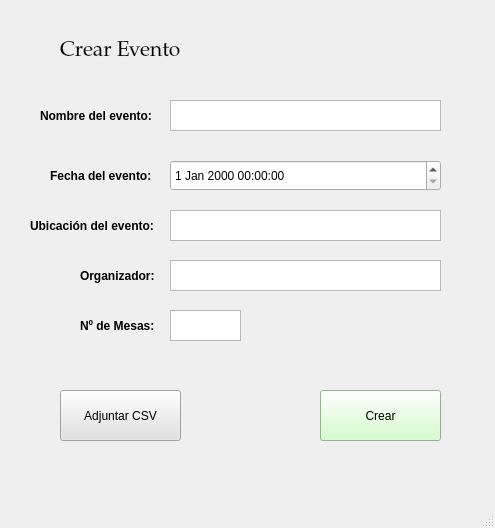
This is src/ui/CrearEvento.ui in IvanJesusCorbalanPascual/Gestor-de-Eventos as Qt 5 draws it before an edit. The edited form follows.
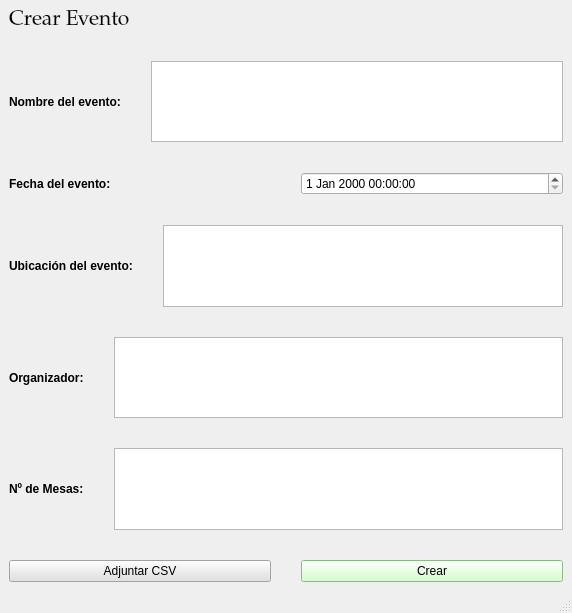
This is the edited form.

What changed in the file:
```diff
--- a/src/ui/CrearEvento.ui
+++ b/src/ui/CrearEvento.ui
@@ -6,8 +6,8 @@
    <rect>
     <x>0</x>
     <y>0</y>
-    <width>495</width>
-    <height>528</height>
+    <width>572</width>
+    <height>613</height>
    </rect>
   </property>
   <property name="windowTitle">
@@ -17,15 +17,12 @@
    <bool>false</bool>
   </property>
   <widget class="QWidget" name="centralwidget">
-   <widget class="QLabel" name="label_13">
-    <property name="geometry">
-     <rect>
-      <x>60</x>
-      <y>30</y>
-      <width>161</width>
-      <height>41</height>
-     </rect>
+   <layout class="QVBoxLayout" name="verticalLayout" stretch="0,0,0,0,0,0,0">
+    <property name="spacing">
+     <number>30</number>
     </property>
+    <item>
+     <widget class="QLabel" name="lblCrearEvento">
     <property name="font">
      <font>
       <family>Palatino Linotype</family>
@@ -36,73 +33,11 @@
      <string>Crear Evento</string>
     </property>
    </widget>
-   <widget class="QTextEdit" name="textEdit">
-    <property name="geometry">
-     <rect>
-      <x>170</x>
-      <y>100</y>
-      <width>271</width>
-      <height>31</height>
-     </rect>
-    </property>
-    <property name="placeholderText">
-     <string/>
-    </property>
-   </widget>
-   <widget class="QTextEdit" name="textEdit_3">
-    <property name="geometry">
-     <rect>
-      <x>170</x>
-      <y>210</y>
-      <width>271</width>
-      <height>31</height>
-     </rect>
-    </property>
-    <property name="placeholderText">
-     <string/>
-    </property>
-   </widget>
-   <widget class="QTextEdit" name="textEdit_4">
-    <property name="geometry">
-     <rect>
-      <x>170</x>
-      <y>260</y>
-      <width>271</width>
-      <height>31</height>
-     </rect>
-    </property>
-    <property name="placeholderText">
-     <string/>
-    </property>
-   </widget>
-   <widget class="QLabel" name="label">
-    <property name="geometry">
-     <rect>
-      <x>80</x>
-      <y>260</y>
-      <width>91</width>
-      <height>31</height>
-     </rect>
-    </property>
-    <property name="font">
-     <font>
-      <weight>75</weight>
-      <bold>true</bold>
-     </font>
-    </property>
-    <property name="text">
-     <string>Organizador:</string>
-    </property>
-   </widget>
+    </item>
+    <item>
+     <layout class="QHBoxLayout" name="horizontalLayout">
+      <item>
    <widget class="QLabel" name="label_2">
-    <property name="geometry">
-     <rect>
-      <x>40</x>
-      <y>100</y>
-      <width>131</width>
-      <height>31</height>
-     </rect>
-    </property>
     <property name="font">
      <font>
       <weight>75</weight>
@@ -113,25 +48,20 @@
      <string>Nombre del evento:</string>
     </property>
    </widget>
-   <widget class="QDateTimeEdit" name="dateTimeEdit">
-    <property name="geometry">
-     <rect>
-      <x>170</x>
-      <y>160</y>
-      <width>271</width>
-      <height>31</height>
-     </rect>
-    </property>
-   </widget>
+      </item>
+      <item>
+       <widget class="QTextEdit" name="txtNomobreEvento">
+        <property name="placeholderText">
+         <string/>
+        </property>
+       </widget>
+      </item>
+     </layout>
+    </item>
+    <item>
+     <layout class="QHBoxLayout" name="horizontalLayout_2">
+      <item>
    <widget class="QLabel" name="label_3">
-    <property name="geometry">
-     <rect>
-      <x>50</x>
-      <y>160</y>
-      <width>121</width>
-      <height>31</height>
-     </rect>
-    </property>
     <property name="font">
      <font>
       <weight>75</weight>
@@ -142,15 +72,16 @@
      <string>Fecha del evento:</string>
     </property>
    </widget>
+      </item>
+      <item>
+       <widget class="QDateTimeEdit" name="dateFechaEvento"/>
+      </item>
+     </layout>
+    </item>
+    <item>
+     <layout class="QHBoxLayout" name="horizontalLayout_3">
+      <item>
    <widget class="QLabel" name="label_4">
-    <property name="geometry">
-     <rect>
-      <x>30</x>
-      <y>210</y>
-      <width>141</width>
-      <height>31</height>
-     </rect>
-    </property>
     <property name="font">
      <font>
       <weight>75</weight>
@@ -161,15 +92,44 @@
      <string>Ubicación del evento:</string>
     </property>
    </widget>
+      </item>
+      <item>
+       <widget class="QTextEdit" name="txtUbicacion">
+        <property name="placeholderText">
+         <string/>
+        </property>
+       </widget>
+      </item>
+     </layout>
+    </item>
+    <item>
+     <layout class="QHBoxLayout" name="horizontalLayout_4">
+      <item>
+       <widget class="QLabel" name="label">
+        <property name="font">
+         <font>
+          <weight>75</weight>
+          <bold>true</bold>
+         </font>
+        </property>
+        <property name="text">
+         <string>Organizador:</string>
+        </property>
+       </widget>
+      </item>
+      <item>
+       <widget class="QTextEdit" name="txtOrganizador">
+        <property name="placeholderText">
+         <string/>
+        </property>
+       </widget>
+      </item>
+     </layout>
+    </item>
+    <item>
+     <layout class="QHBoxLayout" name="horizontalLayout_5">
+      <item>
    <widget class="QLabel" name="label_5">
-    <property name="geometry">
-     <rect>
-      <x>80</x>
-      <y>310</y>
-      <width>91</width>
-      <height>31</height>
-     </rect>
-    </property>
     <property name="font">
      <font>
       <weight>75</weight>
@@ -180,46 +140,20 @@
      <string>Nº de Mesas:</string>
     </property>
    </widget>
-   <widget class="QTextEdit" name="textEdit_5">
-    <property name="geometry">
-     <rect>
-      <x>170</x>
-      <y>310</y>
-      <width>71</width>
-      <height>31</height>
-     </rect>
-    </property>
+      </item>
+      <item>
+       <widget class="QTextEdit" name="txtNumMesas">
     <property name="placeholderText">
      <string/>
     </property>
    </widget>
-   <widget class="QPushButton" name="pushButton">
-    <property name="geometry">
-     <rect>
-      <x>320</x>
-      <y>390</y>
-      <width>121</width>
-      <height>51</height>
-     </rect>
-    </property>
-    <property name="styleSheet">
-     <string notr="true">QWidget {
-    background-color: rgb(200, 255, 190); /* Un verde muy pálido, casi menta */
-}</string>
-    </property>
-    <property name="text">
-     <string>Crear</string>
-    </property>
-   </widget>
-   <widget class="QPushButton" name="pushButton_2">
-    <property name="geometry">
-     <rect>
-      <x>60</x>
-      <y>390</y>
-      <width>121</width>
-      <height>51</height>
-     </rect>
-    </property>
+      </item>
+     </layout>
+    </item>
+    <item>
+     <layout class="QHBoxLayout" name="horizontalLayout_6">
+      <item>
+       <widget class="QPushButton" name="btnAdjuntarCSV">
     <property name="styleSheet">
      <string notr="true">QWidget {
     background-color: rgb(225, 225, 225); /* Un azul cian o turquesa muy pálido */
@@ -229,6 +163,22 @@
      <string>Adjuntar CSV</string>
     </property>
    </widget>
+      </item>
+      <item>
+       <widget class="QPushButton" name="btnCrearEvento">
+        <property name="styleSheet">
+         <string notr="true">QWidget {
+    background-color: rgb(200, 255, 190); /* Un verde muy pálido, casi menta */
+}</string>
+        </property>
+        <property name="text">
+         <string>Crear</string>
+        </property>
+       </widget>
+      </item>
+     </layout>
+    </item>
+   </layout>
   </widget>
   <widget class="QMenuBar" name="menubar">
    <property name="geometry">
```
Left out of the diff: 4 changed lines with no effect on the pictures. Lines whose indentation alone changed are shown as unchanged.
